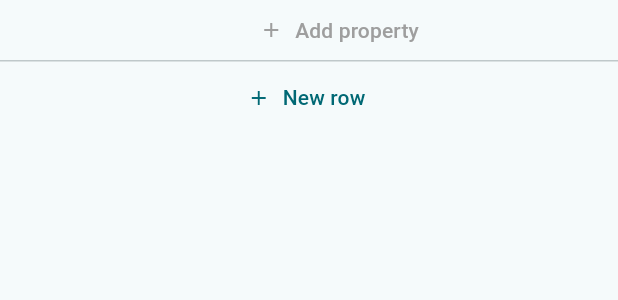
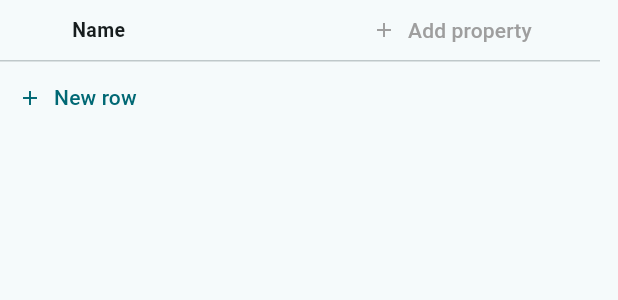
Before and after one commit to PANOPTICONISM/scrapbook, a Flutter app: the TableView widget shown alone on an empty page, opened directly with empty values, on a phone screen of 412 x 824 dp. Shown: the top 300 px of the screen. Run offline on Flutter 3.47's test engine with Material 3 defaults, Android fonts, the light colour scheme and no system bars; our stand-ins replace dio, drift, flutter_riverpod, go_router, shared_preferences; accounts and stored records are empty; generated files the repository leaves out were written again; Roboto replaces fonts that are missing (SF Pro Text).

Commit message:
fix: list view was missing title + dragging moves the complete table together.

```diff
--- a/app/lib/features/databases/presentation/database_screen.dart
+++ b/app/lib/features/databases/presentation/database_screen.dart
@@ -156,6 +156,7 @@ class _DatabaseScreenState extends ConsumerState<DatabaseScreen> {
                       databaseId: widget.pageId,
                       rows: rows,
                       properties: properties,
+                      pageTitles: pageTitles,
                       onRowTap: (row) => context.go('/pages/${row.pageId}'),
                     );
             },
--- a/app/lib/features/databases/presentation/table_view.dart
+++ b/app/lib/features/databases/presentation/table_view.dart
@@ -2,16 +2,22 @@ import 'package:flutter/material.dart';
 import 'package:flutter_riverpod/flutter_riverpod.dart';
 import 'package:intl/intl.dart';
 
+import '../../../features/pages/data/page_repository.dart';
 import '../../../features/sync/sync_provider.dart';
 import '../data/database_repository.dart';
 import '../domain/database_model.dart';
 import '../domain/database_row_model.dart';
 import 'property_ui.dart';
 
+const double _kTitleColWidth = 200;
+const double _kColWidth = 160;
+const double _kAddColWidth = 160;
+
 class TableView extends ConsumerWidget {
   final String databaseId;
   final List<DatabaseRowModel> rows;
   final List<DatabaseProperty> properties;
+  final Map<String, String> pageTitles;
   final void Function(DatabaseRowModel) onRowTap;
 
   const TableView({
@@ -19,19 +25,36 @@ class TableView extends ConsumerWidget {
     required this.databaseId,
     required this.rows,
     required this.properties,
+    this.pageTitles = const {},
     required this.onRowTap,
   });
 
   @override
   Widget build(BuildContext context, WidgetRef ref) {
     final repo = ref.read(databaseRepositoryProvider);
-    return Column(
+    // Fixed total width so the whole table scrolls horizontally as one unit
+    // (header + every row share a single SingleChildScrollView).
+    final totalWidth =
+        40.0 + _kTitleColWidth + properties.length * _kColWidth + _kAddColWidth;
+
+    return SingleChildScrollView(
+      scrollDirection: Axis.horizontal,
+      child: SizedBox(
+        width: totalWidth,
+        child: Column(
           children: [
-        SingleChildScrollView(
-          scrollDirection: Axis.horizontal,
-          child: Row(
+            Row(
               children: [
                 const SizedBox(width: 40),
+                const SizedBox(
+                  width: _kTitleColWidth,
+                  child: Padding(
+                    padding: EdgeInsets.symmetric(horizontal: 8, vertical: 10),
+                    child: Text('Name',
+                        style: TextStyle(
+                            fontWeight: FontWeight.w600, fontSize: 13)),
+                  ),
+                ),
                 ...properties.map((p) => _HeaderCell(
                       property: p,
                       onRename: (name) {
@@ -46,7 +69,6 @@ class TableView extends ConsumerWidget {
                 AddPropertyButton(databaseId: databaseId),
               ],
             ),
-        ),
             const Divider(height: 1),
             Expanded(
               child: ListView.separated(
@@ -54,19 +76,20 @@ class TableView extends ConsumerWidget {
                 separatorBuilder: (_, _) => const Divider(height: 1),
                 itemBuilder: (context, i) {
                   if (i == rows.length) {
-                return TextButton.icon(
+                    return Align(
+                      alignment: Alignment.centerLeft,
+                      child: TextButton.icon(
                         onPressed: () async {
                           await repo.createRow(databaseId);
                           ref.read(syncProvider.notifier).triggerDirtySync();
                         },
                         icon: const Icon(Icons.add, size: 16),
                         label: const Text('New row'),
+                      ),
                     );
                   }
                   final row = rows[i];
-              return SingleChildScrollView(
-                scrollDirection: Axis.horizontal,
-                child: Row(
+                  return Row(
                     children: [
                       SizedBox(
                         width: 40,
@@ -74,6 +97,16 @@ class TableView extends ConsumerWidget {
                           icon: const Icon(Icons.open_in_new, size: 16),
                           onPressed: () => onRowTap(row),
                           tooltip: 'Open page',
+                        ),
+                      ),
+                      SizedBox(
+                        width: _kTitleColWidth,
+                        child: Padding(
+                          padding: const EdgeInsets.symmetric(horizontal: 8),
+                          child: _TitleCell(
+                            pageId: row.pageId,
+                            title: pageTitles[row.pageId] ?? '',
+                          ),
                         ),
                       ),
                       ...properties.map((prop) => _DataCell(
@@ -86,18 +119,76 @@ class TableView extends ConsumerWidget {
                                 type: prop.type,
                                 value: value,
                               );
-                            ref.read(syncProvider.notifier).triggerDirtySync();
+                              ref
+                                  .read(syncProvider.notifier)
+                                  .triggerDirtySync();
                             },
                           )),
                     ],
-                ),
                   );
                 },
               ),
             ),
           ],
+        ),
+      ),
     );
   }
+}
+
+class _TitleCell extends ConsumerStatefulWidget {
+  final String pageId;
+  final String title;
+  const _TitleCell({required this.pageId, required this.title});
+
+  @override
+  ConsumerState<_TitleCell> createState() => _TitleCellState();
+}
+
+class _TitleCellState extends ConsumerState<_TitleCell> {
+  late final TextEditingController _ctrl;
+  final FocusNode _focus = FocusNode();
+
+  @override
+  void initState() {
+    super.initState();
+    _ctrl = TextEditingController(text: widget.title);
+  }
+
+  @override
+  void didUpdateWidget(_TitleCell oldWidget) {
+    super.didUpdateWidget(oldWidget);
+    if (widget.title != _ctrl.text && !_focus.hasFocus) {
+      _ctrl.text = widget.title;
+    }
+  }
+
+  @override
+  void dispose() {
+    _ctrl.dispose();
+    _focus.dispose();
+    super.dispose();
+  }
+
+  void _save(String value) {
+    ref.read(pageRepositoryProvider).updateTitle(widget.pageId, value);
+    ref.read(syncProvider.notifier).triggerDirtySync();
+  }
+
+  @override
+  Widget build(BuildContext context) => TextField(
+        controller: _ctrl,
+        focusNode: _focus,
+        onSubmitted: _save,
+        onTapOutside: (_) => _save(_ctrl.text),
+        decoration: const InputDecoration(
+          isDense: true,
+          border: InputBorder.none,
+          hintText: 'Untitled',
+          hintStyle: TextStyle(color: Colors.grey),
+        ),
+        style: const TextStyle(fontSize: 13, fontWeight: FontWeight.w500),
+      );
 }
 
 class _HeaderCell extends StatefulWidget {
@@ -116,14 +207,13 @@ class _HeaderCell extends StatefulWidget {
 }
 
 class _HeaderCellState extends State<_HeaderCell> {
-  static const double _width = 160;
   final GlobalKey _anchorKey = GlobalKey();
 
   @override
   Widget build(BuildContext context) {
     final p = widget.property;
     return SizedBox(
-      width: _width,
+      width: _kColWidth,
       child: Padding(
         padding: const EdgeInsets.symmetric(horizontal: 4, vertical: 8),
         child: Row(
@@ -177,7 +267,6 @@ class _DataCell extends StatelessWidget {
   final DatabaseRowModel row;
   final DatabaseProperty property;
   final void Function(dynamic) onValueChanged;
-  static const double _width = 160;
 
   const _DataCell({
     required this.row,
@@ -189,7 +278,7 @@ class _DataCell extends StatelessWidget {
   Widget build(BuildContext context) {
     final value = row.values[property.id];
     return SizedBox(
-      width: _width,
+      width: _kColWidth,
       child: Padding(
         padding: const EdgeInsets.symmetric(horizontal: 8, vertical: 4),
         child: _buildCell(context, value),
```
Lines whose indentation alone changed are shown as unchanged.
